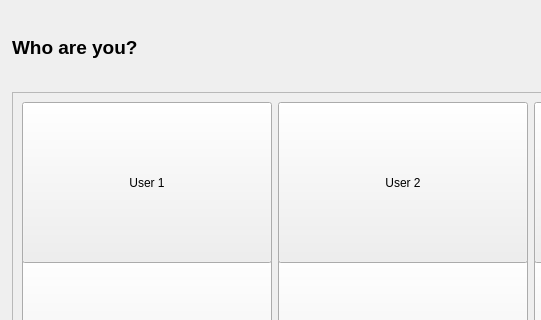
Above: v3/qt/mainMenu/loginmenu.ui from twschung/IoT-Smart-Scale before the change; both pictures show x 0 to 541 and y 0 to 320 of the 805 by 488 pixel window. Below: the same form after it.
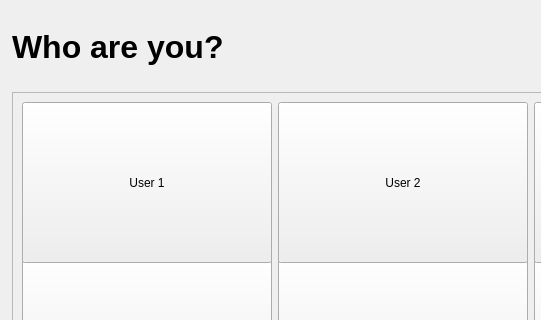
That is the form after the change.

```diff
--- a/v3/qt/mainMenu/loginmenu.ui
+++ b/v3/qt/mainMenu/loginmenu.ui
@@ -30,8 +30,7 @@
    </property>
    <property name="font">
     <font>
-     <family>Helvetica Neue</family>
-     <pointsize>14</pointsize>
+     <pointsize>24</pointsize>
      <weight>75</weight>
      <bold>true</bold>
     </font>
```
